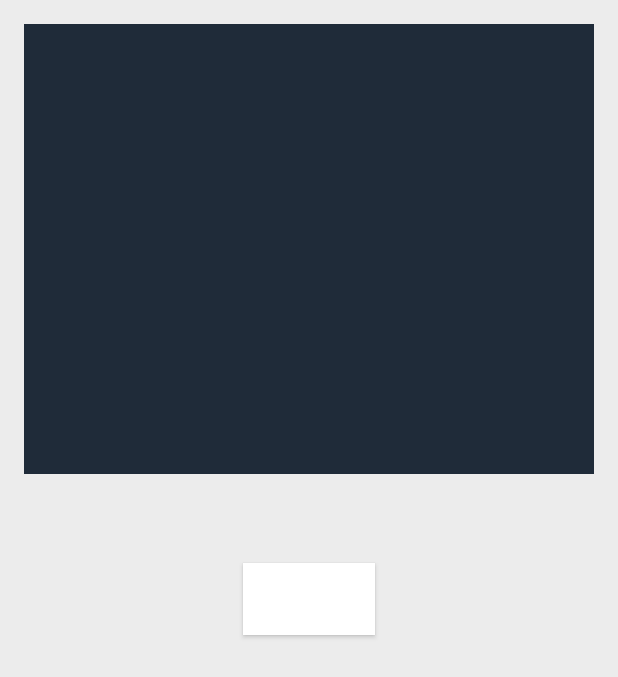
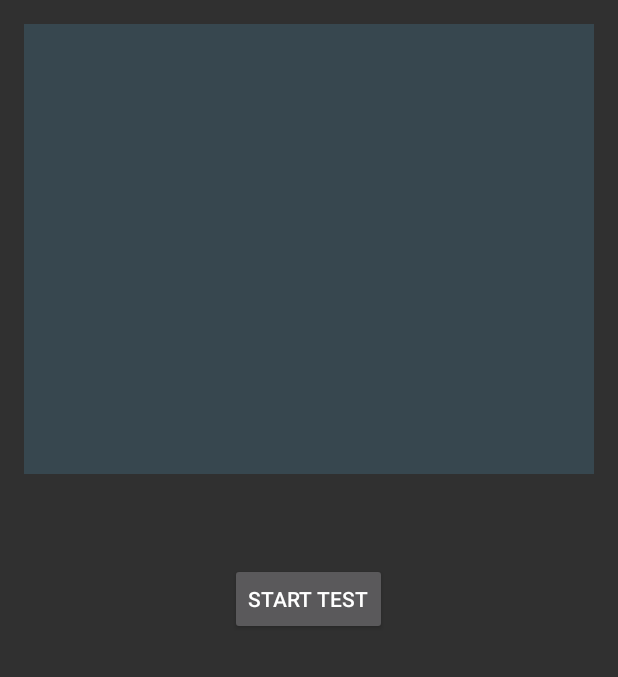
Before and after one commit to alexkahler/SleepAttention, an Android app: the AttentionActivity screen opened directly, with no data from a screen before it, on a phone screen of 412 x 824 dp. Shown: the top 677 px of the screen. Run offline under Robolectric (Android 15) with nearby library versions, the phone set to English and light mode, and no system bars; libraries missing offline, so code that uses them is left out: android.test.

```diff
--- a/app/src/main/res/layout/activity_attention.xml
+++ b/app/src/main/res/layout/activity_attention.xml
@@ -8,8 +8,7 @@
     android:paddingRight="@dimen/activity_horizontal_margin"
     android:paddingTop="@dimen/activity_vertical_margin"
     tools:context="dk.aau.student.b211.sleepattention.AttentionActivity"
-    android:clickable="false"
-    android:background="#ececec">
+    android:clickable="false">
 
     <Button
         android:layout_width="wrap_content"
@@ -21,18 +20,17 @@
         android:layout_marginTop="59dp"
         android:layout_gravity="center_horizontal|top"
         android:onClick="startTest"
-        android:background="#ffffff"
         android:visibility="visible" />
 
     <FrameLayout
         android:layout_width="match_parent"
         android:layout_height="300dp"
 
-        android:background="#1f2b39"
         android:layout_alignParentTop="true"
         android:layout_alignParentEnd="true"
         android:onClick="onClick"
-        android:id="@+id/attention_testcontainer_frameLayout">
+        android:id="@+id/attention_testcontainer_frameLayout"
+        android:background="@color/material_blue_grey_800">
 
         <ImageButton
             android:layout_width="wrap_content"
--- a/app/src/main/res/values/colors.xml
+++ b/app/src/main/res/values/colors.xml
@@ -1,6 +1,6 @@
 <?xml version="1.0" encoding="utf-8"?>
 <resources>
-    <color name="colorPrimary">#3F51B5</color>
+    <color name="colorPrimary">#3f51b5</color>
     <color name="colorPrimaryDark">#121b55</color>
     <color name="colorAccent">#FF4081</color>
 </resources>
--- a/app/src/main/res/values/styles.xml
+++ b/app/src/main/res/values/styles.xml
@@ -7,6 +7,7 @@
         <item name="colorPrimaryDark">@color/material_blue_grey_900</item>
         <item name="colorAccent">@color/material_deep_teal_500</item>
         <item name="android:statusBarColor">@color/material_blue_grey_950</item>
+
     </style>
 
     <style name="AppTheme.NoActionBar">
```
Also changed, not shown: app/src/main/AndroidManifest.xml (+11 -3 lines).
